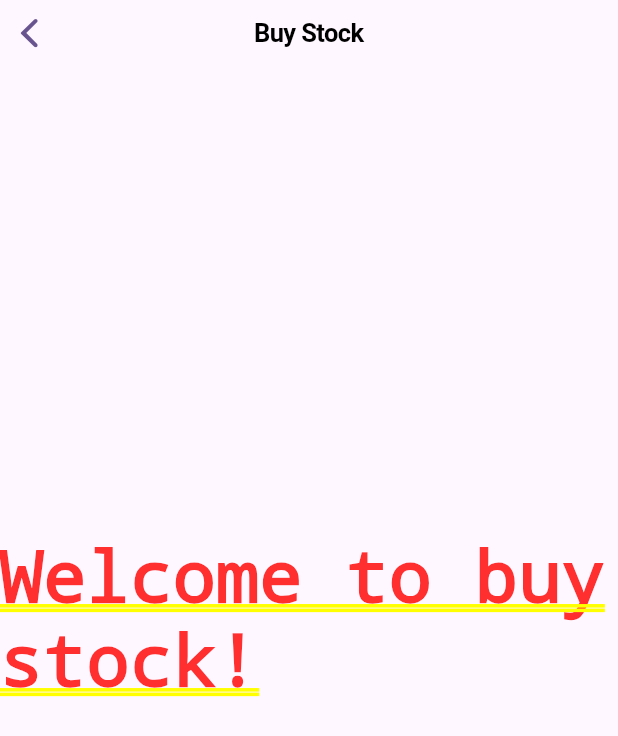
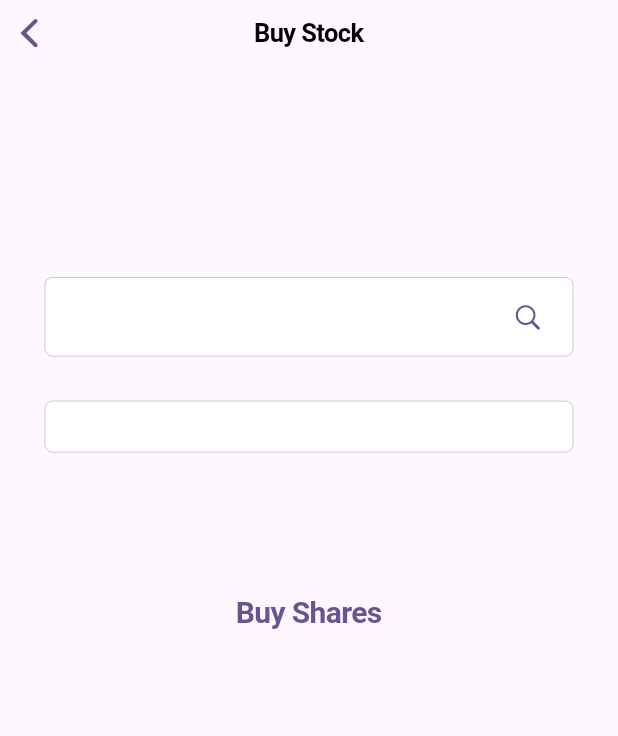
Before and after one commit to SnG1205/Wahlfach_Projekt2, a Flutter app: the BuyStockPageIOS screen opened directly with empty values, on a phone screen of 412 x 824 dp. Shown: the top 736 px of the screen. Run offline on Flutter 3.47's test engine with Material 3 defaults, Android fonts, the phone set to English and light mode, and no system bars; our stand-ins replace fluttertoast, sqflite; accounts and stored records are empty.

Commit message:
UI for iOS is finished

```diff
--- a/lib/screens/android/depot_page.dart
+++ b/lib/screens/android/depot_page.dart
@@ -1,7 +1,7 @@
 import 'package:flutter/material.dart';
 import 'package:wahlfach_projekt/utils/database.dart';
 import 'package:wahlfach_projekt/entities/stock.dart';
-import 'package:wahlfach_projekt/list_views/stock_list.dart';
+import 'package:wahlfach_projekt/list_views/android/stock_list.dart';
 import 'package:wahlfach_projekt/entities/user.dart';
 
 class DepotPage extends StatelessWidget{
--- a/lib/screens/android/display_clients_page.dart
+++ b/lib/screens/android/display_clients_page.dart
@@ -1,7 +1,7 @@
 import 'package:flutter/material.dart';
 import 'package:wahlfach_projekt/utils/database.dart';
 import 'package:wahlfach_projekt/entities/user.dart';
-import 'package:wahlfach_projekt/list_views/user_list.dart';
+import 'package:wahlfach_projekt/list_views/android/user_list.dart';
 
 class DisplayClientsPage extends StatelessWidget{
   final List<User> users;
--- a/lib/screens/ios/buy_stock_page.dart
+++ b/lib/screens/ios/buy_stock_page.dart
@@ -1,5 +1,11 @@
 import 'package:flutter/cupertino.dart';
+import 'package:fluttertoast/fluttertoast.dart';
+import 'package:sqflite/sqflite.dart';
+import '../../entities/stock.dart';
+import '../../entities/stock_api.dart';
 import '../../entities/user.dart';
+import '../../utils/bank_api.dart';
+import '../../utils/database.dart';
 
 class BuyStockPageIOS extends StatelessWidget{
   final User user;
@@ -12,9 +18,154 @@ class BuyStockPageIOS extends StatelessWidget{
       navigationBar: CupertinoNavigationBar(
         middle: Text("Buy Stock"),
       ),
-      child: Center(
-        child: Text('Welcome to buy stock!'),
-      ),
+      child: BodyStateful(user)
     );
   }
 }
+
+class BodyStateful extends StatefulWidget{
+  final User user;
+
+  BodyStateful(this.user);
+
+  @override
+  _BodyState createState() => _BodyState(user);
+}
+
+class _BodyState extends State<BodyStateful>{
+  final User user;
+  _BodyState(this.user);
+
+  final bankDAO = BankingDatabase();
+  final symbolsController = TextEditingController();
+  final amountController = TextEditingController();
+  final bankingApi = BankApi();
+
+  StockApi? stockApi;
+  String apiRequest = '';
+  double balance = 1;
+
+  void getBalance() async {
+    double forState = (await bankDAO.getBalance(bankDAO.openConnection()))[0].balance;
+    setState(() {
+      balance = forState;
+    });
+  }
+
+  void fetchStock() async{
+    if(symbolsController.text != ''){
+      try{
+        stockApi = await bankingApi.fetchStockPrice(symbolsController.text);
+        setState(()  {
+          apiRequest = 'Price per share of the ${stockApi!.ticker} stock is: ${stockApi!.results['o'].toString()}';
+        });
+      }
+      catch(e){
+        Fluttertoast.showToast(msg: "No stock was found with given symbols. Please try again.");
+      }
+    }
+
+  }
+
+  void buyStock() async{
+    if(apiRequest.isEmpty){
+      Fluttertoast.showToast(msg: "Please find the shares that You want to buy first.");
+    }
+    else{
+      Future<Database> db = bankDAO.openConnection();
+      double pricePerShare = stockApi!.results['o'];
+      double currentBalance = (await bankDAO.getBalance(db))[0].balance;
+      Stock? stockInDatabase = await bankDAO.getStockByClientIdAndSymbols(db, user.id!, stockApi!.ticker);
+      try{
+        int amount = int.parse(amountController.text);
+        if(amount > 0){
+          if(pricePerShare*(amount.toDouble()) > currentBalance){
+            Fluttertoast.showToast(msg: 'You don`t have enough balance to buy shares.');
+          }
+          else{
+            if(stockInDatabase == null){
+              bankDAO.insertStock(db, Stock.withoutId(clientId: user.id!, symbols: stockApi!.ticker, price: pricePerShare, amount: amount));
+            }
+            else{
+              int newAmount = amount + stockInDatabase.amount;
+              bankDAO.updateStock(db, Stock.withoutId(clientId: user.id!, symbols: stockApi!.ticker, price: pricePerShare, amount: newAmount));
+            }
+            bankDAO.updateBalance(db, currentBalance - pricePerShare * amount);
+            Fluttertoast.showToast(msg: 'Shares were succesfully bought.');
+            symbolsController.clear();
+            amountController.clear();
+          }
+        } else{
+          Fluttertoast.showToast(msg: 'Insert number greater than 0');
+          amountController.clear();
+        }
+      }
+      catch(e){
+        Fluttertoast.showToast(msg: 'Please enter a valid number');
+        amountController.clear();
+      }
+    }
+  }
+
+  @override
+  Widget build(BuildContext context) {
+    return Align(
+        alignment: Alignment.center,
+        child: Padding(
+          padding: EdgeInsets.fromLTRB(0, 170, 0, 0),
+          child: Column(
+            children: [
+              Padding(
+                  padding: const EdgeInsets.fromLTRB(30, 15, 30, 15),
+                  child: CupertinoTextField(
+                    controller: symbolsController,
+                    suffix: CupertinoButton(
+                      child: Icon(CupertinoIcons.search),
+                      onPressed: fetchStock,
+                    ),
+                    /*decoration: InputDecoration(
+                      border: const OutlineInputBorder(),
+                      hintText: 'Enter symbols of desired stock',
+                      suffixIcon: IconButton(
+                        icon: const Icon(Icons.send),
+                        onPressed: fetchStock,
+                      )
+                  ),*/
+                  )
+              ),
+              Padding(
+                  padding: const EdgeInsets.fromLTRB(30, 15, 30, 15),
+                  child: CupertinoTextField(
+                    controller: amountController,
+                    /*decoration: const InputDecoration(
+                    border: OutlineInputBorder(),
+                    hintText: 'Enter amount to buy',
+                  ),*/
+                  )
+              ),
+              Padding(
+                  padding: const EdgeInsets.fromLTRB(30, 15, 30, 15),
+                  child: Text(
+                      style: const TextStyle(fontSize: 16),
+                      apiRequest
+                  )
+              ),
+              Padding(
+                  padding: const EdgeInsets.fromLTRB(0, 15, 0, 15),
+                  child: CupertinoButton(
+                      onPressed: buyStock,
+                      /*style: const ButtonStyle(
+                      minimumSize: MaterialStatePropertyAll(Size(200, 50)),
+                    ),*/
+                      child: const Text(
+                          'Buy Shares',
+                          style: TextStyle(fontWeight: FontWeight.bold, fontSize: 20),
+                      )
+                  )
+              )
+            ],
+          ),
+        )
+    );
+  }
+}
--- a/lib/screens/ios/depot_page.dart
+++ b/lib/screens/ios/depot_page.dart
@@ -2,8 +2,10 @@ import 'package:flutter/cupertino.dart';
 
 import '../../entities/stock.dart';
 import '../../entities/user.dart';
+import '../../list_views/ios/stock_list.dart';
+import '../../utils/database.dart';
 
-class DepotPageIOS extends StatelessWidget{
+class DepotPageIOS extends StatelessWidget {
   final User user;
   final List<Stock> depotStocks;
 
@@ -15,9 +17,34 @@ class DepotPageIOS extends StatelessWidget{
       navigationBar: CupertinoNavigationBar(
         middle: Text('${user.firstName}`s shares'),
       ),
-      child: Center(
-        child: Text('Welcome to show depot!'),
-      ),
+      child: BodyStateful(user, depotStocks),
     );
   }
 }
+
+class BodyStateful extends StatefulWidget {
+  final User user;
+  final List<Stock> stocks;
+
+  //final Map<String, dynamic> stock;
+
+  BodyStateful(this.user, this.stocks);
+
+  @override
+  _BodyState createState() => _BodyState(user, stocks);
+}
+
+class _BodyState extends State<BodyStateful> {
+  final User user;
+  final List<Stock> stocks;
+
+  //final Map<String, dynamic> stock;
+  _BodyState(this.user, this.stocks);
+
+  final bankDAO = BankingDatabase();
+
+  @override
+  Widget build(BuildContext context) {
+    return StockListIOS(stocks, user);
+  }
+}
--- a/lib/screens/ios/display_clients_page.dart
+++ b/lib/screens/ios/display_clients_page.dart
@@ -1,7 +1,7 @@
 import 'package:flutter/cupertino.dart';
 
 import '../../entities/user.dart';
-import '../../list_views/user_list.dart';
+import '../../list_views/ios/user_list.dart';
 
 class DisplayClientsPageIOS extends StatelessWidget{
   final List<User> users;
@@ -35,6 +35,6 @@ class _BodyState extends State<BodyStateful> {
 
   @override
   Widget build(BuildContext context) {
-    return UserList(users);
+    return UserListIOS(users);
   }
 }
```
Also changed, not shown: lib/list_views/ios/stock_list.dart (added, +138 -0 lines), lib/list_views/ios/user_list.dart (added, +117 -0 lines), lib/screens/ios/sell_stock_page.dart (added, +120 -0 lines), lib/list_views/android/stock_list.dart (renamed from lib/list_views/stock_list.dart), lib/list_views/android/user_list.dart (renamed from lib/list_views/user_list.dart), 3 other files.
